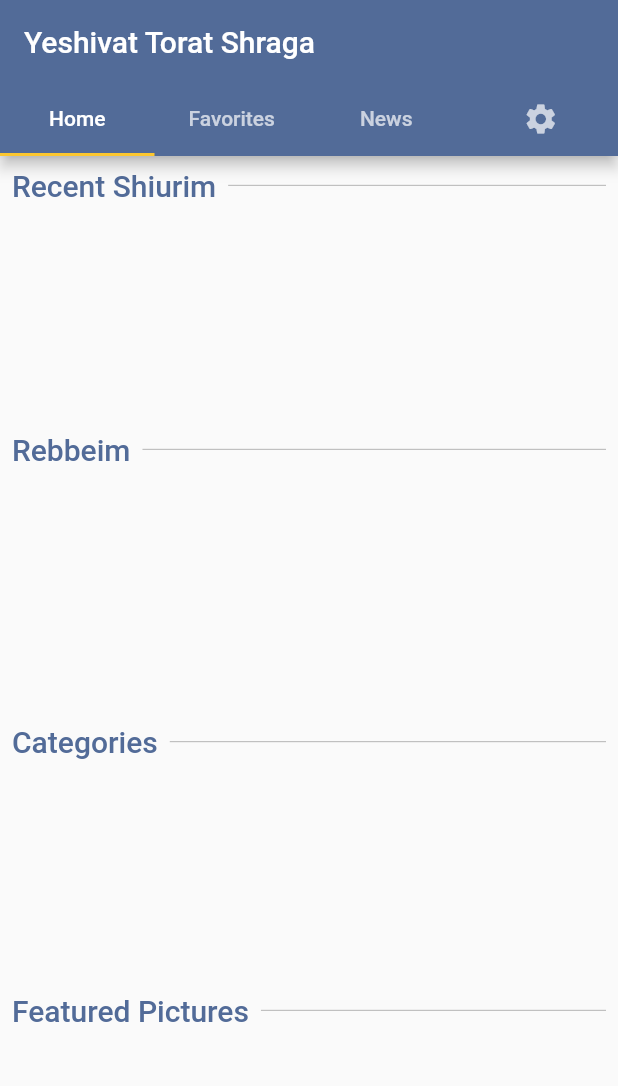
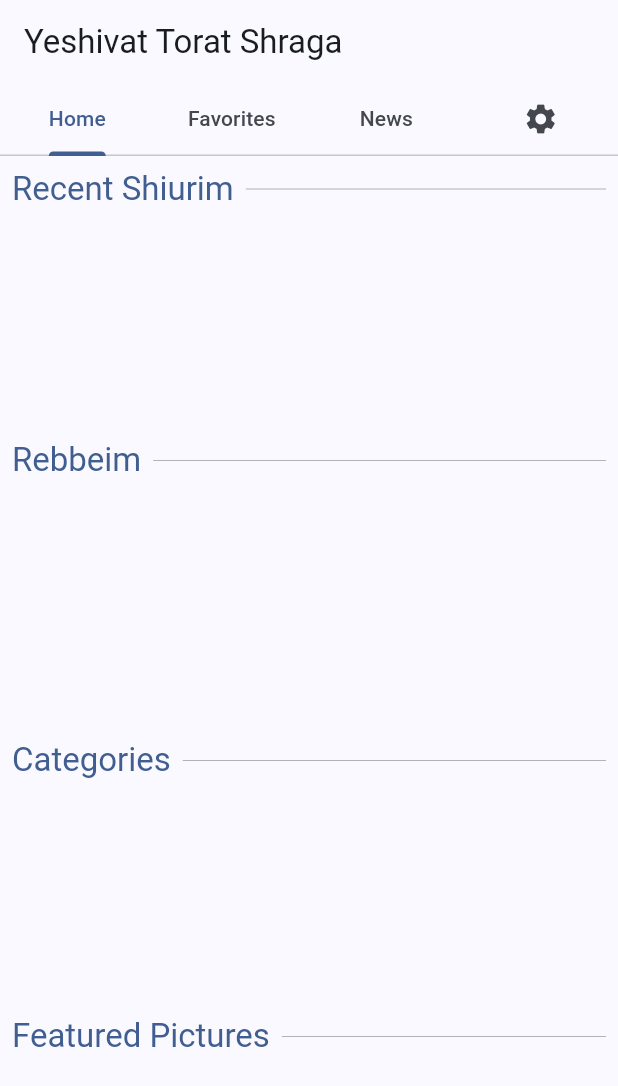
Before and after one commit to benjitusk/yts_flutter, a Flutter app: the screen it shows after launch, on a phone screen of 412 x 824 dp. Shown: the top 1086 px of the screen. Run offline on Flutter 3.47's test engine with Material 2 defaults, Android fonts, the phone set to English and light mode, and no system bars; drawn by our look-alikes of carousel_slider; our stand-ins replace assets_audio_player, cached_network_image, cloud_firestore, cloud_functions, firebase_auth, firebase_core and 1 more; missing offline and left inert: firebase_app_check; accounts and stored records are empty; network calls fail; statements that could not run were skipped.

Commit message:
refactored theme, use material3

```diff
--- a/lib/main.dart
+++ b/lib/main.dart
@@ -7,9 +7,10 @@ import 'package:yts_flutter/Classes/Author.dart';
 import 'package:yts_flutter/Classes/Category.dart';
 import 'package:yts_flutter/Classes/NewsArticle.dart';
 import 'package:yts_flutter/Classes/Shiur.dart';
-import 'package:yts_flutter/theme.dart';
+import 'package:yts_flutter/widgets/helpers/Constants.dart';
 import 'package:yts_flutter/widgets/screens/HomeScreen.dart';
 import 'package:firebase_auth/firebase_auth.dart';
+import 'package:yts_flutter/widgets/screens/NewsScreen.dart';
 import 'firebase_options.dart';
 
 void main() async {
@@ -37,7 +38,9 @@ class MyApp extends StatelessWidget {
     return MaterialApp(
       title: 'Flutter Demo',
       debugShowCheckedModeBanner: false,
-      theme: generateTheme(context),
+      theme: UI.lightTheme,
+      darkTheme: UI.darkTheme,
+      themeMode: ThemeMode.system,
       home: AppBody(),
     );
   }
--- a/lib/theme.dart
+++ /dev/null
@@ -1,12 +0,0 @@
-import 'package:flutter/material.dart';
-
-ThemeData generateTheme(BuildContext ctx) {
-  ThemeData theme = ThemeData();
-  theme = theme.copyWith(
-      colorScheme: theme.colorScheme.copyWith(
-    primary: const Color(0xFF526B98),
-    secondary: const Color(0xFFFCC730),
-  ));
-  theme = theme.copyWith(indicatorColor: theme.colorScheme.secondary);
-  return theme;
-}
--- a/lib/widgets/helpers/Constants.dart
+++ b/lib/widgets/helpers/Constants.dart
@@ -1,6 +1,14 @@
 import 'package:flutter/material.dart';
 
 class UI {
+  static final lightTheme = ThemeData(
+      colorSchemeSeed: const Color(0xFF526B98),
+      useMaterial3: true,
+      brightness: Brightness.light);
+  static final darkTheme = ThemeData(
+      colorSchemeSeed: const Color(0xFF526B98),
+      useMaterial3: true,
+      brightness: Brightness.dark);
   static final cardGradient = LinearGradient(
     begin: Alignment.topLeft,
     end: Alignment.bottomRight,
```
